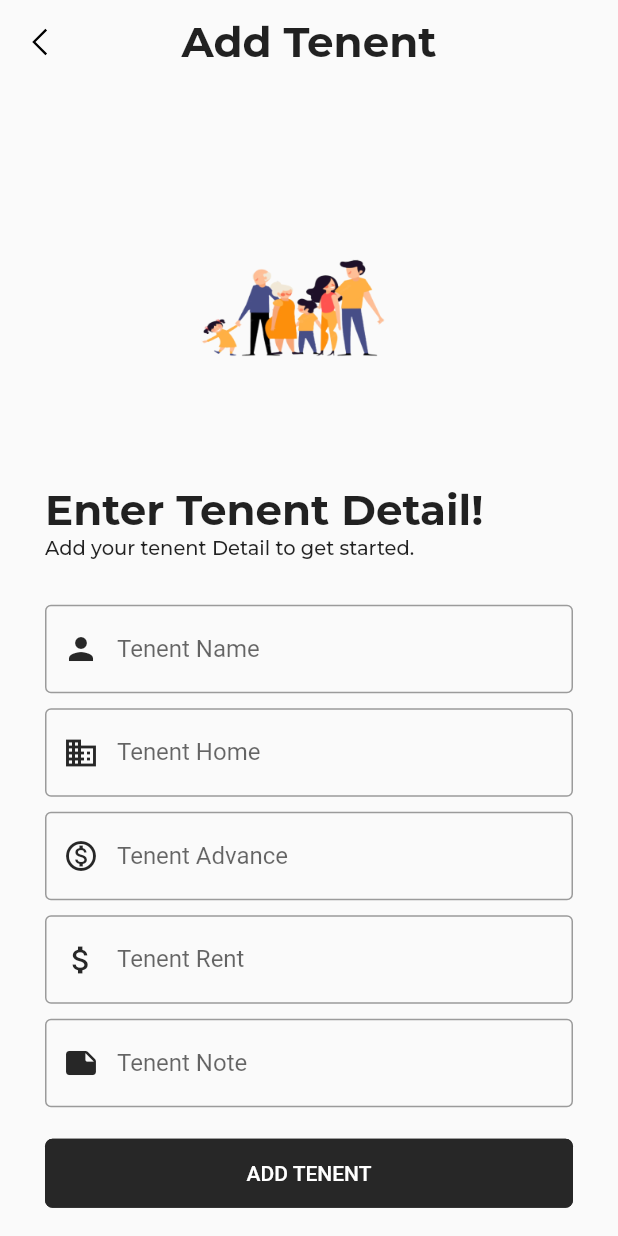
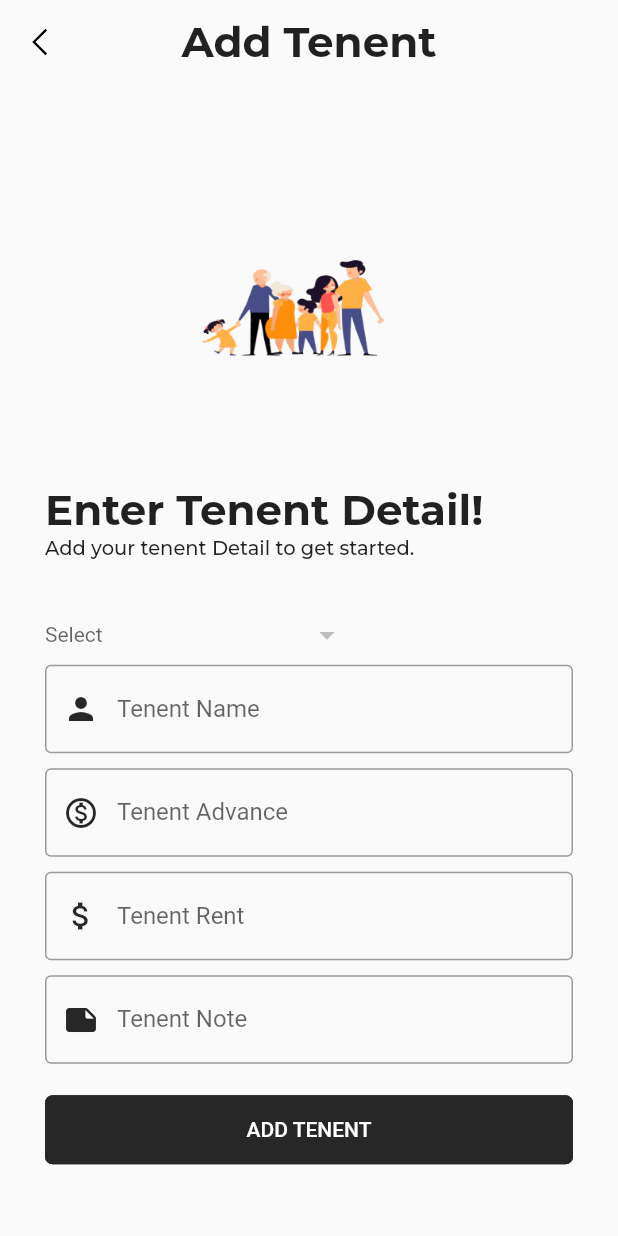
Before and after one commit to sheikhjebran/home_managment_mobile, a Flutter app: the screen it shows once a user with an empty profile is signed in, item 3 of the bottom bar chosen, after a tap on "Add Tenent", on a phone screen of 412 x 824 dp. Run offline on Flutter 3.47's test engine with Material 2 defaults, Android fonts, the phone set to English and light mode, and no system bars; drawn by our look-alikes of dropdown_button2; our stand-ins replace cloud_firestore, firebase_auth, firebase_core, flutter_otp_text_field, get, google_fonts and 3 more; missing offline and left inert: cloud_firestore_web, firebase_core_web, shared_preferences_web; accounts and stored records are empty; network calls fail.

Commit message:
pushing the local code
pushing the local code

```diff
--- /dev/null
+++ b/home/lib/common_widgets/card/formcard.dart
@@ -0,0 +1,84 @@
+import 'package:dropdown_button2/dropdown_button2.dart';
+import 'package:flutter/material.dart';
+
+class FormCard {
+  static Widget dropDownWidget(
+      BuildContext context,
+      String titleText,
+      List<dynamic> iteamList,
+      String? selectedIteam,
+      dynamic controller,
+      Function onChanged) {
+    return DropdownButtonHideUnderline(
+        child: FormField<dynamic>(builder: (FormFieldState<dynamic> state) {
+      return DropdownButton2<dynamic>(
+          isExpanded: true,
+          hint: Text(
+            titleText,
+            style: TextStyle(
+              fontSize: 14,
+              color: Theme.of(context).hintColor,
+            ),
+          ),
+          items: iteamList
+              .map((item) => DropdownMenuItem(
+                    value: item.id.toString(),
+                    child: Text(
+                      "${item.homeLocation} : ${item.homeFloor}",
+                      style: const TextStyle(
+                        fontSize: 14,
+                      ),
+                    ),
+                  ))
+              .toList(),
+          value: selectedIteam,
+          onChanged: (newValue) {
+            selectedIteam = newValue as String;
+            state.didChange(newValue);
+            // ignore: void_checks
+            return onChanged(newValue);
+          },
+          buttonStyleData: const ButtonStyleData(
+            height: 40,
+            width: 200,
+          ),
+          dropdownStyleData: const DropdownStyleData(
+            maxHeight: 200,
+          ),
+          menuItemStyleData: const MenuItemStyleData(
+            height: 40,
+          ),
+          dropdownSearchData: DropdownSearchData(
+            searchInnerWidgetHeight: 50,
+            searchInnerWidget: Container(
+              height: 50,
+              padding: const EdgeInsets.only(
+                top: 8,
+                bottom: 4,
+                right: 8,
+                left: 8,
+              ),
+              child: TextFormField(
+                expands: true,
+                maxLines: null,
+                decoration: InputDecoration(
+                  isDense: true,
+                  contentPadding: const EdgeInsets.symmetric(
+                    horizontal: 10,
+                    vertical: 8,
+                  ),
+                  hintText: 'Search for an item...',
+                  hintStyle: const TextStyle(fontSize: 12),
+                  border: OutlineInputBorder(
+                    borderRadius: BorderRadius.circular(8),
+                  ),
+                ),
+              ),
+            ),
+            searchMatchFn: (item, searchValue) {
+              return (item.value.toString().contains(searchValue));
+            },
+          ));
+    }));
+  }
+}
--- a/home/lib/constants/colors.dart
+++ b/home/lib/constants/colors.dart
@@ -5,6 +5,7 @@ import 'package:flutter/material.dart';
 const tPrimaryColor = Color(0xFFFFE400);
 const tSecondaryColor = Color(0xFF272727);
 const tAccentColor = Color(0xFF001BFF);
+const tBackGroundColor = Color(0xFFD6D6D6);
 
 const tWhiteColor = Colors.white;
 const tDarkColor = Color(0xff000000);
--- a/home/lib/features/screens/authentication/screen/login/login_screen.dart
+++ b/home/lib/features/screens/authentication/screen/login/login_screen.dart
@@ -25,9 +25,9 @@ class LoginState extends State<LoginScreen> {
         body: SingleChildScrollView(
           child: Container(
             padding: const EdgeInsets.all(tDefaultSize),
-            child: Column(
+            child: const Column(
               crossAxisAlignment: CrossAxisAlignment.start,
-              children: const [
+              children: [
                 FormHeadderWidget(
                   image: welcomeScreenImage,
                   title: tLoginTitle,
--- a/home/lib/features/screens/authentication/screen/singup/singup.dart
+++ b/home/lib/features/screens/authentication/screen/singup/singup.dart
@@ -21,9 +21,9 @@ class SingUpScreenState extends State<SingUpScreen> {
         body: SingleChildScrollView(
           child: Container(
             padding: const EdgeInsets.all(tDefaultSize),
-            child: Column(
+            child: const Column(
               crossAxisAlignment: CrossAxisAlignment.start,
-              children: const [
+              children: [
                 FormHeadderWidget(
                   image: welcomeScreenImage,
                   title: tSingUpTitle,
--- a/home/lib/features/screens/core/screens/dashboard/dashboard.dart
+++ b/home/lib/features/screens/core/screens/dashboard/dashboard.dart
@@ -1,12 +1,11 @@
 import 'package:flutter/material.dart';
 import 'package:google_nav_bar/google_nav_bar.dart';
 import 'package:home/constants/colors.dart';
-import 'package:home/constants/image_strings.dart';
-import 'package:home/constants/text_strings.dart';
-import 'package:home/features/routing/routing.dart';
 import 'package:home/features/screens/core/screens/home/home.dart';
+import 'package:home/features/screens/core/screens/profile/profile_screen.dart';
 import 'package:home/features/screens/core/screens/rent/rent.dart';
 import 'package:home/features/screens/core/screens/tenent/tenent.dart';
+import 'package:line_awesome_flutter/line_awesome_flutter.dart';
 
 class Dashboard extends StatefulWidget {
   const Dashboard({Key? key}) : super(key: key);
@@ -26,14 +25,13 @@ class _dashBoard extends State<Dashboard> {
     Rent(),
     Home(),
     Tenent(),
-    Text(
-      "Custom4",
-      style: TextStyle(fontSize: 40.0),
-    ),
+    ProfileScreen(),
   ];
 
   @override
   Widget build(BuildContext context) {
+    var isDark = MediaQuery.of(context).platformBrightness == Brightness.dark;
+
     return Scaffold(
       appBar: AppBar(
         title: Text(
@@ -44,14 +42,9 @@ class _dashBoard extends State<Dashboard> {
         elevation: 0,
         backgroundColor: Colors.transparent,
         actions: [
-          Container(
-            decoration: BoxDecoration(
-                borderRadius: BorderRadius.circular(10), color: tCardBgColor),
-            child: IconButton(
-                onPressed: () {
-                  Go.To(context, '/profile');
-                },
-                icon: const Image(image: AssetImage(tPersonIconImage))),
+          IconButton(
+            onPressed: () {},
+            icon: Icon(isDark ? LineAwesomeIcons.sun : LineAwesomeIcons.moon),
           )
         ],
       ),
--- a/home/lib/features/screens/core/screens/home/add_home.dart
+++ b/home/lib/features/screens/core/screens/home/add_home.dart
@@ -28,9 +28,9 @@ class AddHomeScreen extends StatelessWidget {
           child: Container(
         padding: const EdgeInsets.symmetric(
             vertical: tFormHeight - 10, horizontal: tFormHeight),
-        child: Column(
+        child: const Column(
           crossAxisAlignment: CrossAxisAlignment.start,
-          children: const [
+          children: [
             FormHeadderWidget(
               image: tAddHomeBuilding,
               title: tAddHomeTitle,
--- a/home/lib/features/screens/core/screens/home/home.dart
+++ b/home/lib/features/screens/core/screens/home/home.dart
@@ -19,11 +19,13 @@ class Home extends StatefulWidget {
 // ignore: camel_case_types
 class MainWidget extends State<Home> {
   Future<void> _refresh() async {
-    // Add your refresh logic here, such as fetching new data from a server.
-    // For example:
-    setState(() {
-      // Update your data here, such as setting the state of a list to the new data.
-    });
+    setState(() {});
+  }
+
+  @override
+  void initState() {
+    super.initState();
+    _refresh();
   }
 
   @override
@@ -43,6 +45,8 @@ class MainWidget extends State<Home> {
                   if (snapshot.connectionState == ConnectionState.done) {
                     if (snapshot.hasData) {
                       return ListView.builder(
+                        physics: const NeverScrollableScrollPhysics(),
+                        scrollDirection: Axis.vertical,
                         shrinkWrap: true,
                         itemCount: snapshot.data!.length,
                         itemBuilder: (c, index) {
@@ -85,6 +89,7 @@ class MainWidget extends State<Home> {
       ),
       // floating button start
       floatingActionButton: FloatingActionButton.extended(
+        heroTag: "home_floating_action_button",
         onPressed: () {
           Go.To(context, '/add_home');
         },
--- a/home/lib/features/screens/core/screens/tenent/add_tenent.dart
+++ b/home/lib/features/screens/core/screens/tenent/add_tenent.dart
@@ -28,9 +28,9 @@ class AddTenentScreen extends StatelessWidget {
           child: Container(
         padding: const EdgeInsets.symmetric(
             vertical: tFormHeight - 10, horizontal: tFormHeight),
-        child: Column(
+        child: const Column(
           crossAxisAlignment: CrossAxisAlignment.start,
-          children: const [
+          children: [
             FormHeadderWidget(
               image: tAddTenentImage,
               title: tAddTenentTitle,
--- a/home/lib/features/screens/core/screens/tenent/tenent.dart
+++ b/home/lib/features/screens/core/screens/tenent/tenent.dart
@@ -19,11 +19,13 @@ class Tenent extends StatefulWidget {
 // ignore: camel_case_types
 class MainWidget extends State<Tenent> {
   Future<void> _refresh() async {
-    // Add your refresh logic here, such as fetching new data from a server.
-    // For example:
-    setState(() {
-      // Update your data here, such as setting the state of a list to the new data.
-    });
+    setState(() {});
+  }
+
+  @override
+  void initState() {
+    super.initState();
+    _refresh();
   }
 
   @override
@@ -43,6 +45,8 @@ class MainWidget extends State<Tenent> {
                   if (snapshot.connectionState == ConnectionState.done) {
                     if (snapshot.hasData) {
                       return ListView.builder(
+                        physics: const NeverScrollableScrollPhysics(),
+                        scrollDirection: Axis.vertical,
                         shrinkWrap: true,
                         itemCount: snapshot.data!.length,
                         itemBuilder: (c, index) {
@@ -53,7 +57,7 @@ class MainWidget extends State<Tenent> {
                                     "Tenent: ${snapshot.data![index].tenentName}",
                                 subTitle: snapshot.data![index].tenentHome,
                                 titleDescription:
-                                    snapshot.data![index].tenentNote,
+                                    snapshot.data![index].tenentRent.toString(),
                                 snapshot: snapshot,
                                 index: index,
                                 cardIcon: const Icon(LineAwesomeIcons.user_1),
@@ -85,6 +89,7 @@ class MainWidget extends State<Tenent> {
       ),
       // floating button start
       floatingActionButton: FloatingActionButton.extended(
+        heroTag: "tenent_floating_action_button",
         onPressed: () {
           Go.To(context, '/add_tenent');
         },
--- a/home/lib/features/screens/core/screens/tenent/widget/add_tenent_form_widget.dart
+++ b/home/lib/features/screens/core/screens/tenent/widget/add_tenent_form_widget.dart
@@ -1,21 +1,39 @@
 import 'package:flutter/material.dart';
 import 'package:get/get.dart';
+import 'package:home/common_widgets/card/formcard.dart';
 import 'package:home/constants/sizes.dart';
 import 'package:home/constants/text_strings.dart';
 import 'package:home/features/routing/routing.dart';
+import 'package:home/features/screens/authentication/models/home_model.dart';
 import 'package:home/features/screens/authentication/models/tenent_model.dart';
+import 'package:home/features/screens/core/controllers/home_controller.dart';
 import 'package:home/features/screens/core/controllers/tenent_controller.dart';
 
-class AddTenentFormWidget extends StatelessWidget {
+// ignore: must_be_immutable
+class AddTenentFormWidget extends StatefulWidget {
   const AddTenentFormWidget({
     Key? key,
   }) : super(key: key);
 
   @override
+  // ignore: library_private_types_in_public_api
+  MainWidget createState() => MainWidget();
+}
+
+class MainWidget extends State<AddTenentFormWidget> {
+  final formKey = GlobalKey<FormState>();
+  final tenentController = Get.put(TenentController());
+  final homeController = Get.put(HomeController());
+  List<dynamic> homeList = [];
+  String? homeId;
+
+  @override
+  void initState() {
+    super.initState();
+  }
+
+  @override
   Widget build(BuildContext context) {
-    final controller = Get.put(TenentController());
-    final formKey = GlobalKey<FormState>();
-
     return Container(
       padding: const EdgeInsets.symmetric(vertical: tFormHeight - 10),
       child: Form(
@@ -26,8 +44,28 @@ class AddTenentFormWidget extends StatelessWidget {
               const SizedBox(
                 height: tFormHeight - 20,
               ),
+              FutureBuilder<List<HomeModel>>(
+                  future: homeController.getAllHome(),
+                  builder: (context, snapshot) {
+                    if (snapshot.connectionState == ConnectionState.done) {
+                      homeList = snapshot.data!;
+                      return FormCard.dropDownWidget(
+                          context, "Select", homeList, homeId, tenentController,
+                          (onChangedValue) {
+                        homeId = onChangedValue;
+                      });
+                    } else if (snapshot.hasError) {
+                      return Center(
+                        child: Text(snapshot.error.toString()),
+                      );
+                    } else {
+                      return const Center(
+                        child: Text('SomeThing went wrong'),
+                      );
+                    }
+                  }),
               TextFormField(
-                controller: controller.tenentName,
+                controller: tenentController.tenentName,
                 decoration: const InputDecoration(
                     label: Text(tTenentName), prefixIcon: Icon(Icons.person)),
               ),
@@ -35,15 +73,7 @@ class AddTenentFormWidget extends StatelessWidget {
                 height: tFormHeight - 20,
               ),
               TextFormField(
-                controller: controller.tenentHome,
-                decoration: const InputDecoration(
-                    label: Text(tTenentHome), prefixIcon: Icon(Icons.domain)),
-              ),
-              const SizedBox(
-                height: tFormHeight - 20,
-              ),
-              TextFormField(
-                controller: controller.tenentAdvance,
+                controller: tenentController.tenentAdvance,
                 keyboardType:
                     const TextInputType.numberWithOptions(decimal: true),
                 decoration: const InputDecoration(
@@ -54,7 +84,7 @@ class AddTenentFormWidget extends StatelessWidget {
                 height: tFormHeight - 20,
               ),
               TextFormField(
-                controller: controller.tenentRent,
+                controller: tenentController.tenentRent,
                 keyboardType:
                     const TextInputType.numberWithOptions(decimal: true),
                 decoration: const InputDecoration(
@@ -65,9 +95,7 @@ class AddTenentFormWidget extends StatelessWidget {
                 height: tFormHeight - 20,
               ),
               TextFormField(
-                controller: controller.tenentNote,
-                keyboardType:
-                    const TextInputType.numberWithOptions(decimal: true),
+                controller: tenentController.tenentNote,
                 decoration: const InputDecoration(
                     label: Text(tTenentNote),
                     prefixIcon: Icon(Icons.note_rounded)),
@@ -81,13 +109,13 @@ class AddTenentFormWidget extends StatelessWidget {
                   onPressed: () {
                     if (formKey.currentState!.validate()) {
                       final tenent = TenentModel(
-                        tenentName: controller.tenentName.text.trim(),
-                        tenentHome: controller.tenentHome.text.trim(),
-                        tenentAdvance:
-                            double.parse(controller.tenentAdvance.text.trim()),
-                        tenentRent:
-                            double.parse(controller.tenentRent.text.trim()),
-                        tenentNote: controller.tenentNote.text.trim(),
+                        tenentName: tenentController.tenentName.text.trim(),
+                        tenentHome: homeId!,
+                        tenentAdvance: double.parse(
+                            tenentController.tenentAdvance.text.trim()),
+                        tenentRent: double.parse(
+                            tenentController.tenentRent.text.trim()),
+                        tenentNote: tenentController.tenentNote.text.trim(),
                       );
                       TenentController.instance.addTenent(tenent).then((value) {
                         Go.back(context);
--- a/home/lib/repository/tenent_repository/tenent_repository.dart
+++ b/home/lib/repository/tenent_repository/tenent_repository.dart
@@ -1,6 +1,7 @@
 import 'package:cloud_firestore/cloud_firestore.dart';
 import 'package:flutter/material.dart';
 import 'package:get/get.dart';
+import 'package:home/features/screens/authentication/models/home_model.dart';
 import 'package:home/features/screens/authentication/models/tenent_model.dart';
 
 class TenentRepository extends GetxController {
@@ -11,7 +12,25 @@ class TenentRepository extends GetxController {
     final snapshot = await _db.collection("Tenent").get();
     final tenentData =
         snapshot.docs.map((e) => TenentModel.fromSnapShot(e)).toList();
-    return tenentData;
+    List<TenentModel> response = [];
+
+    for (var tenent in tenentData) {
+      final userSnapshot = await _db.collection("Home").get();
+      final userData =
+          userSnapshot.docs.map((e) => HomeModel.fromSnapShot(e)).toList();
+      for (var user in userData) {
+        if (tenent.tenentHome == user.id) {
+          response.add(TenentModel(
+              id: tenent.id,
+              tenentAdvance: tenent.tenentAdvance,
+              tenentHome: "Home:${user.homeLocation} Floor:${user.homeFloor}",
+              tenentName: tenent.tenentName,
+              tenentNote: tenent.tenentNote,
+              tenentRent: tenent.tenentRent));
+        }
+      }
+    }
+    return response;
   }
 
   addTenent(TenentModel tenent) async {
--- a/home/pubspec.yaml
+++ b/home/pubspec.yaml
@@ -43,6 +43,8 @@ dependencies:
   get: ^4.6.5
   line_awesome_flutter: ^2.0.0
   google_nav_bar: ^5.0.6
+  dropdown_button2: ^2.1.2
+  snippet_coder_utils: ^1.0.14
 
 dev_dependencies:
   flutter_test:
```
Also changed, not shown: home/lib/common_widgets/card/dropdown_card.dart (added, +125 -0 lines), home/lib/common_widgets/card/view_card.dart (+5 -5 lines), home/lib/features/screens/core/screens/profile/profile_screen.dart (+18 -18 lines), 1 other file.
